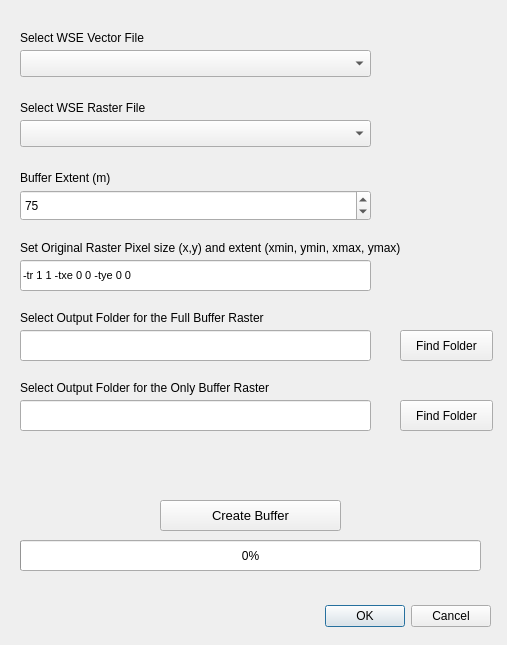
Before: the Qt Designer form GW_Buffer_Raster_dialog_base.ui in blairscriven/Groundwater-Buffer-Raster, drawn with Qt 5.
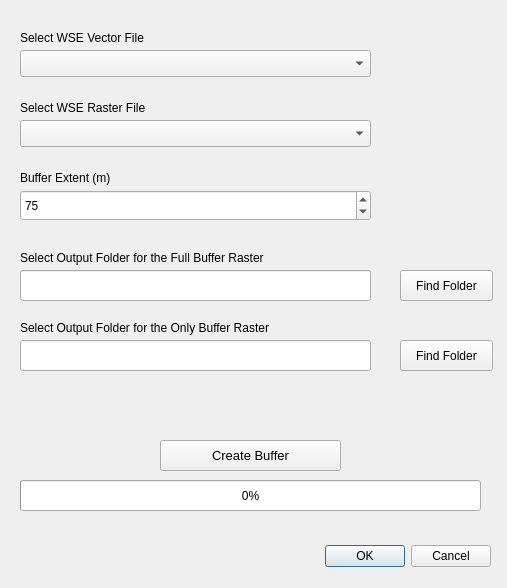
After: the same form once the commit is applied. Custom widgets are drawn as their Qt base class.

Commit message:
Automate GDAL Warp code
Now users do not have to create the GDAL Warp code to maintain pixel resolution and raster extent.

What changed in the file:
```diff
--- a/GW_Buffer_Raster_dialog_base.ui
+++ b/GW_Buffer_Raster_dialog_base.ui
@@ -7,7 +7,7 @@
     <x>0</x>
     <y>0</y>
     <width>507</width>
-    <height>645</height>
+    <height>588</height>
    </rect>
   </property>
   <property name="windowTitle">
@@ -17,7 +17,7 @@
    <property name="geometry">
     <rect>
      <x>150</x>
-     <y>600</y>
+     <y>540</y>
      <width>341</width>
      <height>32</height>
     </rect>
@@ -86,33 +86,11 @@
     <string>Buffer Extent (m)</string>
    </property>
   </widget>
-  <widget class="QLineEdit" name="SelectPixExt_LineEdit">
-   <property name="geometry">
-    <rect>
-     <x>20</x>
-     <y>260</y>
-     <width>351</width>
-     <height>31</height>
-    </rect>
-   </property>
-   <property name="font">
-    <font>
-     <family>Arial</family>
-     <pointsize>8</pointsize>
-    </font>
-   </property>
-   <property name="text">
-    <string>-tr 1 1 -txe 0 0 -tye 0 0</string>
-   </property>
-   <property name="placeholderText">
-    <string/>
-   </property>
-  </widget>
   <widget class="QLabel" name="label_4">
    <property name="geometry">
     <rect>
      <x>20</x>
-     <y>310</y>
+     <y>250</y>
      <width>321</width>
      <height>16</height>
     </rect>
@@ -131,7 +109,7 @@
    <property name="geometry">
     <rect>
      <x>400</x>
-     <y>330</y>
+     <y>270</y>
      <width>93</width>
      <height>31</height>
     </rect>
@@ -144,7 +122,7 @@
    <property name="geometry">
     <rect>
      <x>20</x>
-     <y>330</y>
+     <y>270</y>
      <width>351</width>
      <height>31</height>
     </rect>
@@ -163,7 +141,7 @@
    <property name="geometry">
     <rect>
      <x>20</x>
-     <y>400</y>
+     <y>340</y>
      <width>351</width>
      <height>31</height>
     </rect>
@@ -182,7 +160,7 @@
    <property name="geometry">
     <rect>
      <x>400</x>
-     <y>400</y>
+     <y>340</y>
      <width>93</width>
      <height>31</height>
     </rect>
@@ -195,7 +173,7 @@
    <property name="geometry">
     <rect>
      <x>20</x>
-     <y>380</y>
+     <y>320</y>
      <width>311</width>
      <height>16</height>
     </rect>
@@ -210,30 +188,11 @@
     <string>Select Output Folder for the Only Buffer Raster</string>
    </property>
   </widget>
-  <widget class="QLabel" name="label_6">
-   <property name="geometry">
-    <rect>
-     <x>20</x>
-     <y>240</y>
-     <width>511</width>
-     <height>16</height>
-    </rect>
-   </property>
-   <property name="font">
-    <font>
-     <family>Arial</family>
-     <pointsize>9</pointsize>
-    </font>
-   </property>
-   <property name="text">
-    <string>Set Original Raster Pixel size (x,y) and extent (xmin, ymin, xmax, ymax)</string>
-   </property>
-  </widget>
   <widget class="QPushButton" name="Process_Button">
    <property name="geometry">
     <rect>
      <x>160</x>
-     <y>500</y>
+     <y>440</y>
      <width>181</width>
      <height>31</height>
     </rect>
@@ -251,7 +210,7 @@
    <property name="geometry">
     <rect>
      <x>20</x>
-     <y>540</y>
+     <y>480</y>
      <width>461</width>
      <height>31</height>
     </rect>
@@ -264,7 +223,7 @@
    <property name="geometry">
     <rect>
      <x>30</x>
-     <y>470</y>
+     <y>410</y>
      <width>441</width>
      <height>16</height>
     </rect>
```
The commit also changes 1 other file.
